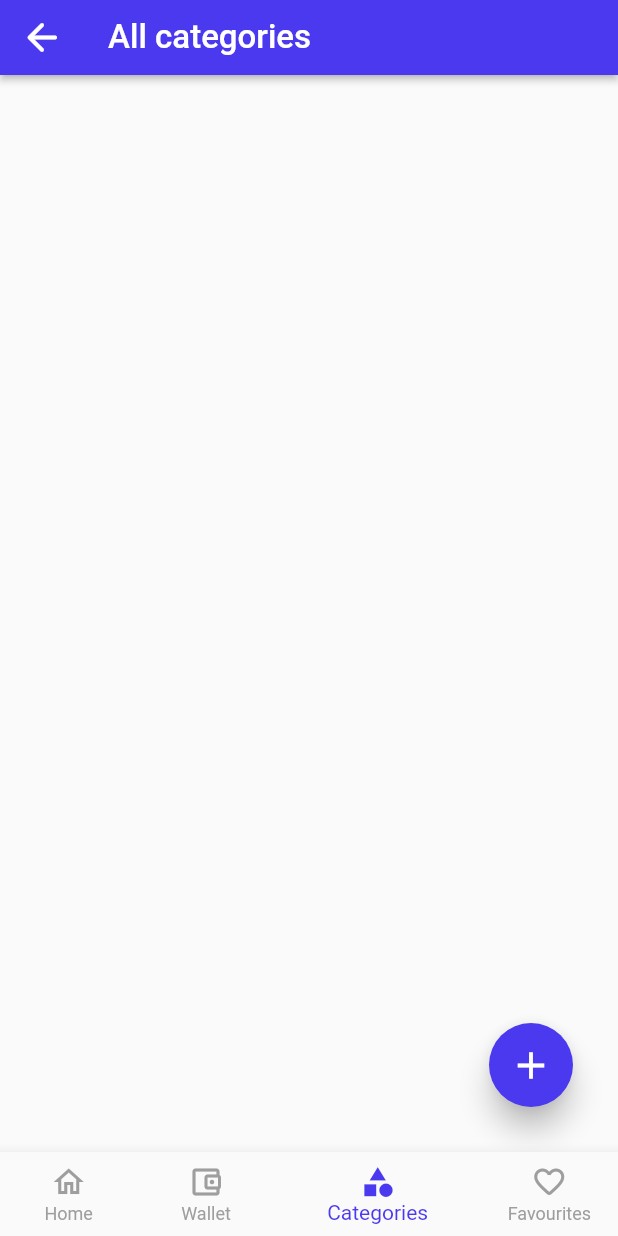
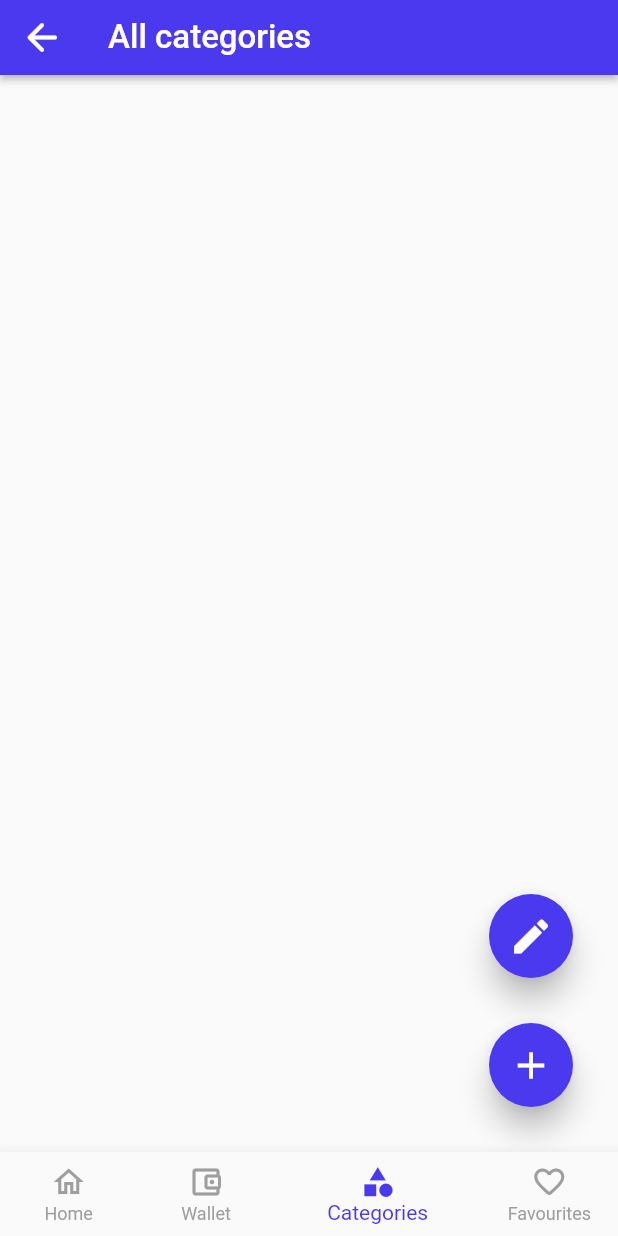
Before and after one commit to TeoSagli/docs_manager, a Flutter app: the CategoriesPage screen opened by its route, on a phone screen of 412 x 824 dp. Run offline on Flutter 3.47's test engine with Material 2 defaults, Android fonts, the phone set to English and light mode, and no system bars; our stand-ins replace firebase_core, firebase_database, firebase_storage, image_picker; missing offline and left inert: advance_pdf_viewer, cross_file_image; accounts and stored records are empty; Roboto replaces fonts that are missing (Poppins).

Commit message:
Carts reordable ToFInish

```diff
--- a/lib/backend/category_read_db.dart
+++ b/lib/backend/category_read_db.dart
@@ -37,11 +37,13 @@
 listCategoryStorage(dynamic fullfillCard) {
   final dbRef = FirebaseDatabase.instance.ref("categories");
   dbRef.get().asStream().forEach((element) {
+    int count = 0;
     for (var el in element.children) {
       //el.value contenuto di category{path:..., nfiles:...}
       final data = Map<String, dynamic>.from(el.value as Map<Object?, Object?>);
       //el.key nome di category
-      fullfillCard(el.key.toString(), Category.fromRTDB(data));
+      fullfillCard(el.key.toString(), count, Category.fromRTDB(data));
+      count++;
     }
   });
 }
--- a/lib/frontend/components/button_add.dart
+++ b/lib/frontend/components/button_add.dart
@@ -4,6 +4,7 @@ import 'package:docs_manager/others/constants.dart' as constants;
 class ButtonAdd extends StatelessWidget {
   final String linkNav;
   final BuildContext pageContext;
+  final IconData icon;
 
   /// Creates an 'add button' that redirect you to [link] creation page
   ///
@@ -11,7 +12,7 @@ class ButtonAdd extends StatelessWidget {
   ///
   /// 2-link to move
   ///
-  const ButtonAdd(this.pageContext, this.linkNav, {super.key});
+  const ButtonAdd(this.pageContext, this.linkNav, this.icon, {super.key});
 
   @override
   Widget build(BuildContext context) {
@@ -28,8 +29,8 @@ class ButtonAdd extends StatelessWidget {
           },
           backgroundColor: constants.mainBackColor,
           elevation: 8,
-          child: const Icon(
-            Icons.add,
+          child: Icon(
+            icon,
             color: Colors.white,
             size: 30,
           ),
--- a/lib/frontend/pages/categories/categories.dart
+++ b/lib/frontend/pages/categories/categories.dart
@@ -14,7 +14,8 @@ class CategoriesPage extends StatefulWidget {
 }
 
 class CategoriesPageState extends State<CategoriesPage> {
-  List<CategoryCard> cardsList = [];
+  List<Widget> cardsList = [];
+  final List<int> items = [];
 
   @override
   void initState() {
@@ -28,24 +29,44 @@ class CategoriesPageState extends State<CategoriesPage> {
       appBar: MyAppBar("All categories", true, context),
       bottomNavigationBar: MyBottomBar(context, 2),
       body: Stack(children: [
-        ListView(
+        ReorderableListView(
           padding: EdgeInsets.zero,
           primary: false,
           shrinkWrap: true,
           scrollDirection: Axis.vertical,
+          onReorder: (int oldIndex, int newIndex) {
+            setState(() {
+              if (oldIndex < newIndex) {
+                newIndex -= 1;
+              }
+              final int item = items.removeAt(oldIndex);
+              items.insert(newIndex, item);
+              print("Items:$items");
+            });
+          },
           children: cardsList.isEmpty ? [] : cardsList,
         ),
-        ButtonAdd(context, '/categories/create')
+        Column(
+          mainAxisAlignment: MainAxisAlignment.end,
+          children: [
+            ButtonAdd(context, '/categories/edit', Icons.edit),
+            ButtonAdd(context, '/categories/create', Icons.add)
+          ],
+        )
       ]),
     );
   }
 
 //========================================================
 //Fill category card
-  fullfillCard(String catName, Category c) {
+  fullfillCard(String catName, int index, Category c) {
     setState(() {
-      cardsList.add(
-          CategoryCard(catName, c, '3 upcoming due dates', 0, moveToCategory));
+      items.add(index);
+      cardsList.add(Container(
+        key: Key(index.toString()),
+        child:
+            CategoryCard(catName, c, '3 upcoming due dates', 0, moveToCategory),
+      ));
     });
   }
 
--- a/lib/frontend/pages/categories/category_create.dart
+++ b/lib/frontend/pages/categories/category_create.dart
@@ -121,6 +121,8 @@ class CategoryCreateWidgetState extends State<CategoryCreatePage> {
     );
   }
 
+//===================================================================================
+// Upload photo from gallery and catch errors
   setPhotoFromGallery() async {
     try {
       imageGallery = await picker.pickImage(source: ImageSource.gallery);
@@ -145,6 +147,8 @@ class CategoryCreateWidgetState extends State<CategoryCreatePage> {
     }
   }
 
+//===================================================================================
+// Submit category to db if everything is correct
   onSubmit() async {
     // else if (!await isCategoryNew(textController1!.text)) {
     // onErrorCategoryExisting();}
@@ -160,4 +164,5 @@ class CategoryCreateWidgetState extends State<CategoryCreatePage> {
       onErrorImage(context);
     }
   }
+  //===================================================================================
 }
--- a/lib/frontend/pages/home.dart
+++ b/lib/frontend/pages/home.dart
@@ -14,7 +14,7 @@ class HomePage extends StatelessWidget {
       bottomNavigationBar: MyBottomBar(context, 0),
       body: Stack(children: [
         const Text("Home"),
-        ButtonAdd(context, '/files/create'),
+        ButtonAdd(context, '/files/create', Icons.add),
       ]),
     );
   }
--- a/lib/main.dart
+++ b/lib/main.dart
@@ -1,5 +1,6 @@
 import 'package:flutter/material.dart';
 import 'frontend/pages/categories/categories.dart';
+import 'frontend/pages/categories/categories_edit.dart';
 import 'frontend/pages/categories/category_create.dart';
 import 'frontend/pages/wallet.dart';
 import 'frontend/pages/categories/category_view.dart';
@@ -59,6 +60,9 @@ class MyApp extends StatelessWidget {
                   case 'create':
                     return MaterialPageRoute(
                         builder: (context) => const CategoryCreatePage());
+                  case 'edit':
+                    return MaterialPageRoute(
+                        builder: (context) => CategoryEditPage());
                   default:
                     break;
                 }
```
Also changed, not shown: lib/frontend/pages/categories/categories_edit.dart (added, +14 -0 lines).
